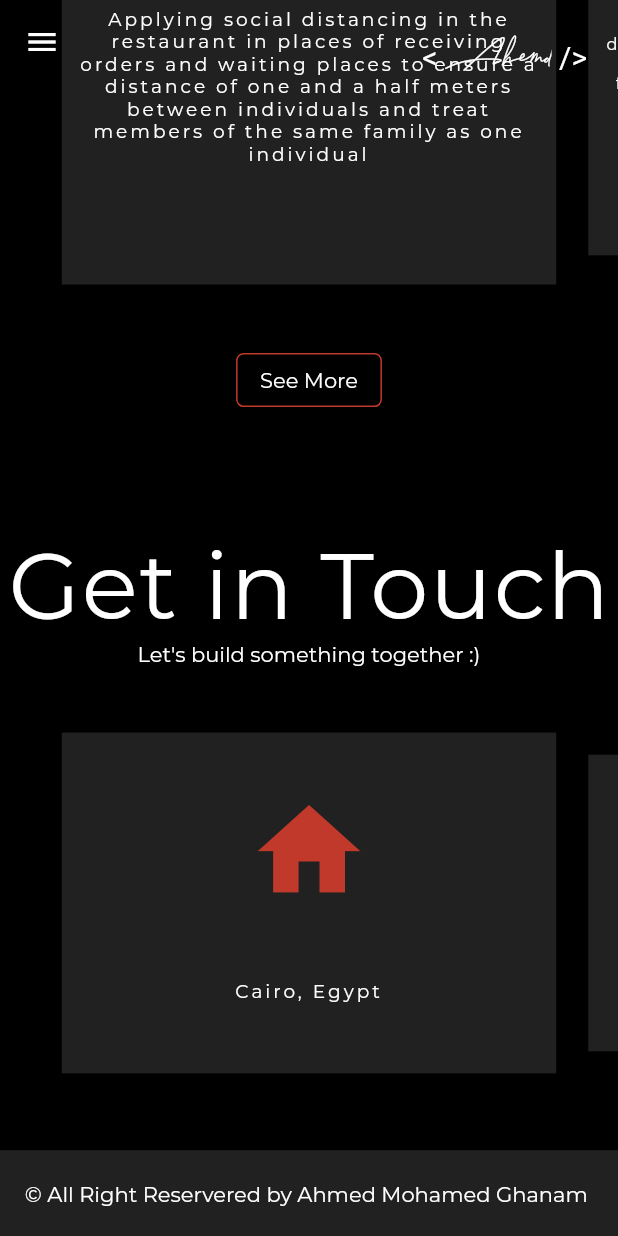
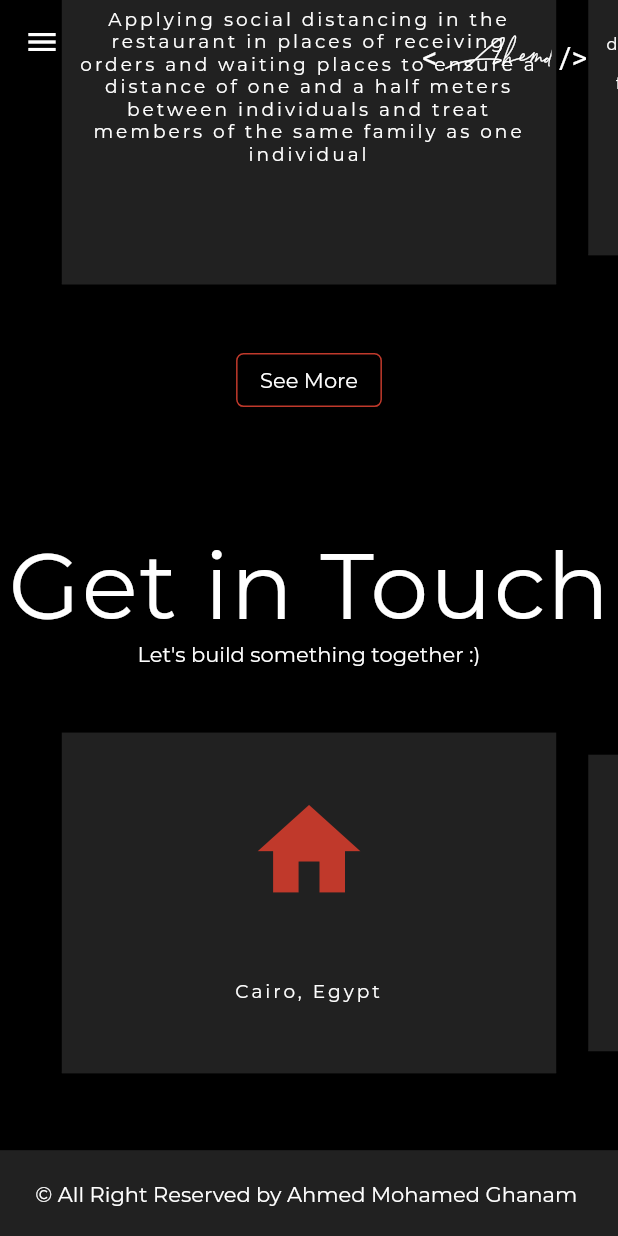
Before and after one commit to Ghanam330/ProfileCv, a Flutter app: the screen it shows after launch, scrolled down 3177 dp, on a phone screen of 412 x 824 dp. Run offline on Flutter 3.47's test engine with Material 2 defaults, Android fonts, the phone set to English and light mode, and no system bars; drawn by our look-alikes of carousel_slider; our stand-ins replace animated_text_kit, flip_card, font_awesome_flutter, google_fonts, responsive_builder, shared_preferences and 1 more; missing offline and left inert: mailto, universal_html; network calls fail; statements that could not run were skipped.

Commit message:
update cv

```diff
--- a/lib/sections/services/servicesDesktop.dart
+++ b/lib/sections/services/servicesDesktop.dart
@@ -178,7 +178,7 @@ class ServiceCardBackWidget extends StatelessWidget {
             color: kPrimaryColor,
             onPressed: () => showDialog(
                 context: context,
-                builder: (contecxt) => AlertDialog(
+                builder: (context) => AlertDialog(
                       backgroundColor: _themeProvider.lightTheme
                           ? Colors.white
                           : Colors.grey[900],
--- a/lib/widget/footer.dart
+++ b/lib/widget/footer.dart
@@ -21,7 +21,7 @@ class Footer extends StatelessWidget {
           mainAxisSize: MainAxisSize.min,
           children: [
             AdaptiveText(
-              "© All Right Reservered by Ahmed Mohamed Ghanam ",
+              "© All Right Reserved by Ahmed Mohamed Ghanam ",
               style: GoogleFonts.montserrat(
                 fontWeight: FontWeight.w300,
                 color: _themeProvider.lightTheme ? Colors.black : Colors.white,
```
Also changed, not shown: 4 other files.
